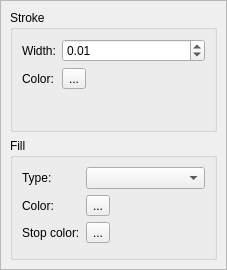
Before: the Qt Designer form src/libs/shared/colors/colorhandlereditor.ui in esa/spacecreator, drawn with Qt 5.
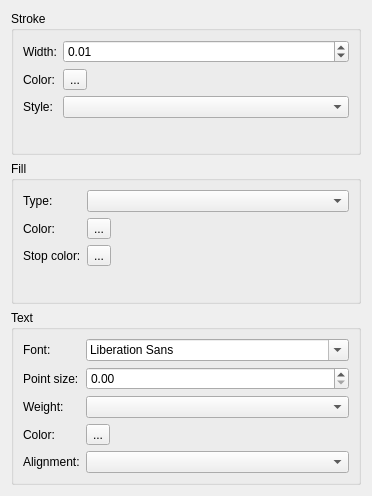
After: the same form once the commit is applied. Custom widgets are drawn as their Qt base class.

```diff
--- a/src/libs/shared/colors/colorhandlereditor.ui
+++ b/src/libs/shared/colors/colorhandlereditor.ui
@@ -6,32 +6,11 @@
    <rect>
     <x>0</x>
     <y>0</y>
-    <width>227</width>
-    <height>270</height>
+    <width>372</width>
+    <height>496</height>
    </rect>
   </property>
   <layout class="QGridLayout" name="gridLayout">
-   <property name="leftMargin">
-    <number>0</number>
-   </property>
-   <property name="topMargin">
-    <number>0</number>
-   </property>
-   <property name="rightMargin">
-    <number>0</number>
-   </property>
-   <property name="bottomMargin">
-    <number>0</number>
-   </property>
-   <item row="0" column="0">
-    <widget class="QFrame" name="frame">
-     <property name="frameShape">
-      <enum>QFrame::StyledPanel</enum>
-     </property>
-     <property name="frameShadow">
-      <enum>QFrame::Raised</enum>
-     </property>
-     <layout class="QGridLayout" name="gridLayout_2">
       <item row="0" column="0">
        <widget class="QGroupBox" name="groupBox">
         <property name="title">
@@ -72,6 +51,16 @@
            </property>
           </widget>
          </item>
+      <item row="2" column="1">
+       <widget class="QComboBox" name="comboBoxPenStyle"/>
+      </item>
+      <item row="2" column="0">
+       <widget class="QLabel" name="labelPenStyle">
+        <property name="text">
+         <string>Style:</string>
+        </property>
+       </widget>
+      </item>
         </layout>
        </widget>
       </item>
@@ -121,6 +110,72 @@
          </item>
         </layout>
        </widget>
+   </item>
+   <item row="2" column="0">
+    <widget class="QGroupBox" name="groupBox_3">
+     <property name="title">
+      <string>Text</string>
+     </property>
+     <layout class="QFormLayout" name="formLayout_3">
+      <item row="0" column="0">
+       <widget class="QLabel" name="labelFontFamily">
+        <property name="text">
+         <string>Font:</string>
+        </property>
+       </widget>
+      </item>
+      <item row="0" column="1">
+       <widget class="QFontComboBox" name="fontComboBox"/>
+      </item>
+      <item row="1" column="0">
+       <widget class="QLabel" name="labelFontPointSize">
+        <property name="text">
+         <string>Point size:</string>
+        </property>
+       </widget>
+      </item>
+      <item row="1" column="1">
+       <widget class="QDoubleSpinBox" name="doubleSpinBoxFontSize"/>
+      </item>
+      <item row="3" column="0">
+       <widget class="QLabel" name="labelTextColor">
+        <property name="text">
+         <string>Color:</string>
+        </property>
+       </widget>
+      </item>
+      <item row="4" column="0">
+       <widget class="QLabel" name="labelTextAlignment">
+        <property name="text">
+         <string>Alignment:</string>
+        </property>
+       </widget>
+      </item>
+      <item row="4" column="1">
+       <widget class="QComboBox" name="comboBoxTextAlignment"/>
+      </item>
+      <item row="3" column="1">
+       <widget class="shared::ColorSelectorButton" name="btnTextColor">
+        <property name="sizePolicy">
+         <sizepolicy hsizetype="Fixed" vsizetype="Fixed">
+          <horstretch>0</horstretch>
+          <verstretch>0</verstretch>
+         </sizepolicy>
+        </property>
+        <property name="text">
+         <string>...</string>
+        </property>
+       </widget>
+      </item>
+      <item row="2" column="0">
+       <widget class="QLabel" name="labelFontWeight">
+        <property name="text">
+         <string>Weight:</string>
+        </property>
+       </widget>
+      </item>
+      <item row="2" column="1">
+       <widget class="QComboBox" name="comboBoxFontWeight"/>
       </item>
      </layout>
     </widget>
```
Left out of the diff: 10 changed lines with no effect on the pictures. Lines whose indentation alone changed are shown as unchanged.
